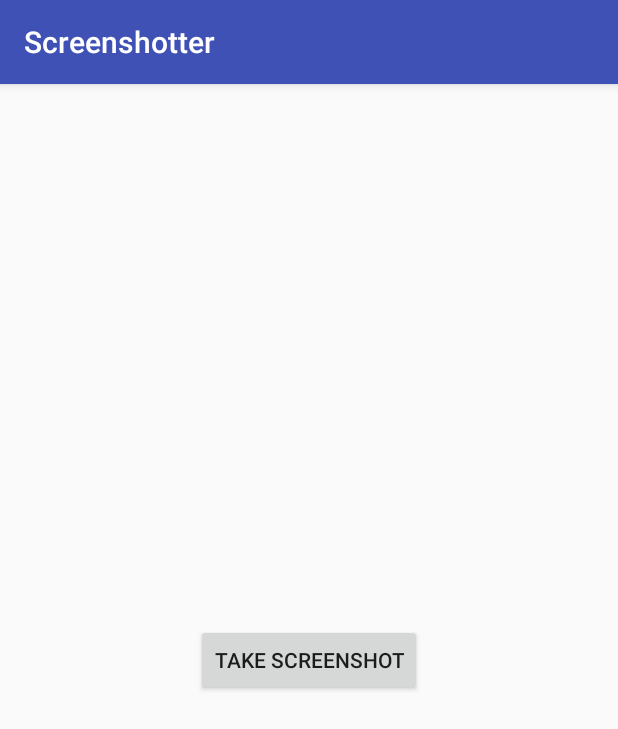
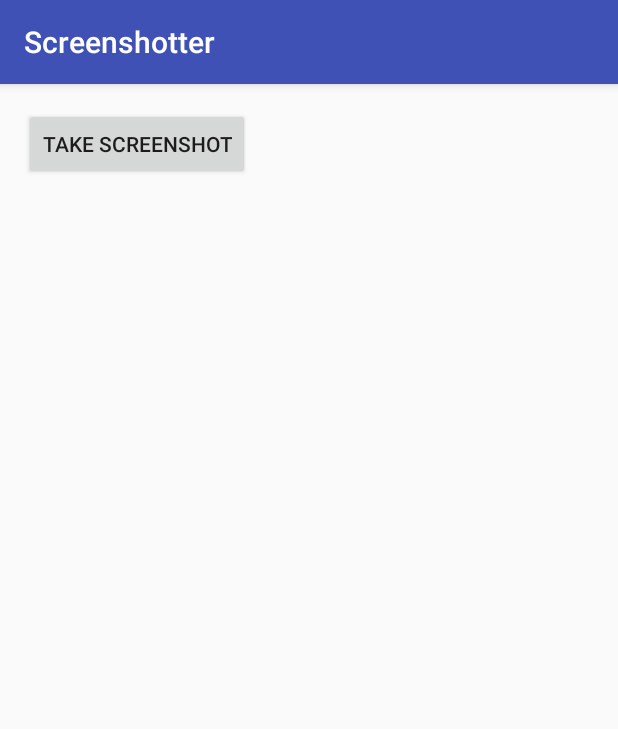
Before and after one commit to omerjerk/Screenshotter, an Android app: the screen it shows after launch (MainActivity), on a phone screen of 412 x 824 dp. Shown: the top 729 px of the screen. Run offline under Robolectric (Android 15) with nearby library versions, the phone set to English and light mode, and no system bars.

```diff
--- a/app/src/main/res/layout/activity_main.xml
+++ b/app/src/main/res/layout/activity_main.xml
@@ -9,17 +9,18 @@
     android:paddingTop="@dimen/activity_vertical_margin"
     tools:context="in.omerjerk.screenshotter.MainActivity">
 
-    <RelativeLayout
+    <Button
+        android:id="@+id/button_take_screenshot"
         android:layout_width="wrap_content"
         android:layout_height="wrap_content"
-        android:layout_centerHorizontal="true"
-        android:layout_centerVertical="true" >
+        android:text="Take Screenshot"
+        android:layout_alignParentTop="true"
+        android:onClick="takeScreenshot"/>
 
-        <Button
-            android:id="@+id/button_take_screenshot"
-            android:layout_width="wrap_content"
-            android:layout_height="wrap_content"
-            android:text="Take Screenshot"
-            android:onClick="takeScreenshot"/>
-    </RelativeLayout>
+    <ImageView
+        android:id="@+id/output_view"
+        android:layout_width="match_parent"
+        android:layout_height="match_parent"
+        android:layout_below="@id/button_take_screenshot"
+        android:layout_alignParentBottom="true" />
 </RelativeLayout>
```
Also changed, not shown: app/src/main/java/in/omerjerk/screenshotter/MainActivity.java (+9 -10 lines).
